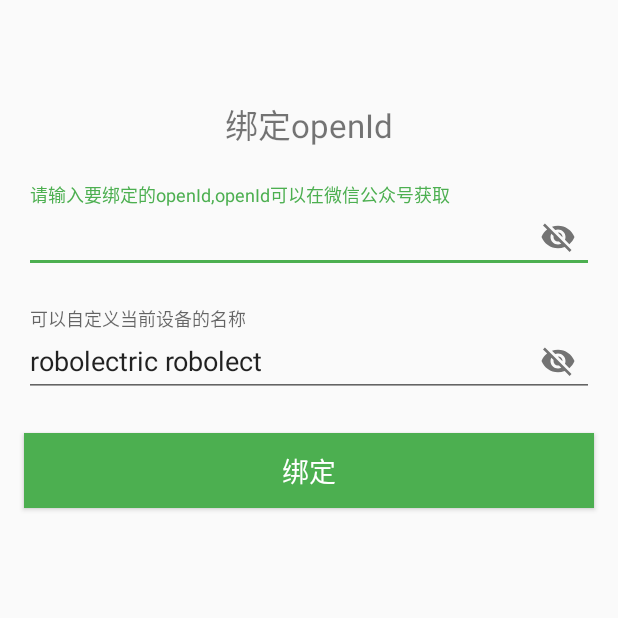
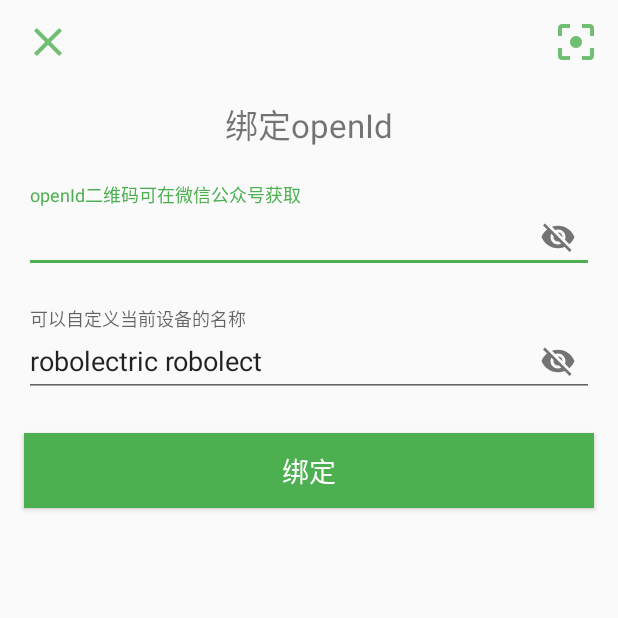
Before and after one commit to zvlwwj/WechatDetector, an Android app: the screen it shows after launch (BindActivity), on a phone screen of 412 x 824 dp, the top half of it. Run offline under Robolectric (Android 15) with nearby library versions, the phone set to English and light mode, and no system bars; our stand-ins replace EventBus; libraries missing offline, so code that uses them is left out: com.google.zxing.integration, retrofit2.adapter.rxjava, rx.android.schedulers, rx.schedulers; 2 statements that could not run were skipped.

Commit message:
添加扫描二维码的功能

```diff
--- a/app/build.gradle
+++ b/app/build.gradle
@@ -78,4 +78,5 @@ dependencies {
     compile 'com.squareup.retrofit2:converter-gson:2.0.2'
     compile 'com.squareup.retrofit2:adapter-rxjava:2.0.2'
     compile 'com.jaredrummler:android-processes:1.1.1'
+    compile 'com.journeyapps:zxing-android-embedded:+'
 }
--- a/app/src/main/AndroidManifest.xml
+++ b/app/src/main/AndroidManifest.xml
@@ -31,5 +31,10 @@
             android:enabled="true"
             android:exported="true"
             android:permission="android.permission.BIND_JOB_SERVICE"/>
+        <!-- 调整二维码扫描界面为竖屏 -->
+        <activity
+            android:name="com.journeyapps.barcodescanner.CaptureActivity"
+            android:screenOrientation="portrait"
+            tools:replace="screenOrientation" />
     </application>
 </manifest>
--- a/app/src/main/java/com/zou/wechatdetector/activity/BindActivity.java
+++ b/app/src/main/java/com/zou/wechatdetector/activity/BindActivity.java
@@ -6,14 +6,18 @@ import android.content.Intent;
 import android.content.SharedPreferences;
 import android.content.pm.PackageManager;
 import android.os.Bundle;
+import android.os.IBinder;
 import android.support.annotation.Nullable;
 import android.support.design.widget.TextInputLayout;
 import android.support.v7.app.AlertDialog;
 import android.view.View;
 import android.widget.Button;
 import android.widget.EditText;
+import android.widget.ImageButton;
 import android.widget.Toast;
 
+import com.google.zxing.integration.android.IntentIntegrator;
+import com.google.zxing.integration.android.IntentResult;
 import com.zou.wechatdetector.R;
 import com.zou.wechatdetector.bean.Device;
 import com.zou.wechatdetector.bean.GsonAddDeviceBean;
@@ -46,12 +50,14 @@ public class BindActivity extends Activity{
     private Button btn_bind;
     private TextInputLayout textInputLayout_username,textInputLayout_devicename;
     private BindService bindService;
+    private ImageButton ib_scan,ib_close;
     @Override
     protected void onCreate(@Nullable Bundle savedInstanceState) {
         super.onCreate(savedInstanceState);
         setContentView(R.layout.activity_bind);
         initData();
         initView();
+        setListener();
 
         btn_bind.setOnClickListener(v -> {
             if(et_username.getText().toString().isEmpty()){
@@ -66,16 +72,17 @@ public class BindActivity extends Activity{
         });
 
         sp = getSharedPreferences("detector",0);
-        if(sp.getBoolean("fristTime",true)){
-            //第一次进入应用
-            sp.edit().putBoolean("fristTime",false).apply();
-        }else {
+        if(!sp.getBoolean("fristTime",true)){
             Intent intent = new Intent(BindActivity.this,MainActivity.class);
             startActivity(intent);
         }
     }
 
+
+
     private void initView() {
+        ib_scan = findViewById(R.id.ib_scan);
+        ib_close = findViewById(R.id.ib_close);
         et_username = findViewById(R.id.et_username);
         btn_bind = findViewById(R.id.btn_bind);
         textInputLayout_username = findViewById(R.id.textInputLayout_username);
@@ -94,6 +101,37 @@ public class BindActivity extends Activity{
                 .build();
         bindService = retrofit.create(BindService.class);
         EventBus.getDefault().register(this);
+    }
+
+    private void setListener() {
+        ib_scan.setOnClickListener(new View.OnClickListener() {
+            @Override
+            public void onClick(View v) {
+                //扫描二维码
+                IntentIntegrator intentIntegrator = new IntentIntegrator(BindActivity.this);
+                intentIntegrator.initiateScan();
+            }
+        });
+        ib_close.setOnClickListener(new View.OnClickListener() {
+            @Override
+            public void onClick(View v) {
+                finish();
+                System.exit(0);
+            }
+        });
+    }
+
+    @Override
+    protected void onActivityResult(int requestCode, int resultCode, Intent data) {
+        // 获取解析结果
+        IntentResult result = IntentIntegrator.parseActivityResult(requestCode, resultCode, data);
+        if (result != null) {
+            if (result.getContents() != null) {
+                et_username.setText(result.getContents());
+            }
+        } else {
+            super.onActivityResult(requestCode, resultCode, data);
+        }
     }
 
     @Subscribe
@@ -126,6 +164,8 @@ public class BindActivity extends Activity{
                                 Toast.makeText(BindActivity.this,"绑定成功",Toast.LENGTH_SHORT).show();
                                 sp.edit().putString("user_name",gsonBindUserBean.getUser_name()).apply();
                                 sp.edit().putInt("deviceId",gsonBindUserBean.getDeviceId()).apply();
+                                //第一次进入应用
+                                sp.edit().putBoolean("fristTime",false).apply();
                                 Intent intent = new Intent(BindActivity.this,MainActivity.class);
                                 startActivity(intent);
                                 break;
@@ -190,6 +230,8 @@ public class BindActivity extends Activity{
                                 Toast.makeText(BindActivity.this,"设备添加成功",Toast.LENGTH_SHORT).show();
                                 sp.edit().putString("user_name",gsonAddDeviceBean.getUser_name()).apply();
                                 sp.edit().putInt("deviceId",gsonAddDeviceBean.getDeviceId()).apply();
+                                //第一次进入应用
+                                sp.edit().putBoolean("fristTime",false).apply();
                                 Intent intent = new Intent(BindActivity.this,MainActivity.class);
                                 startActivity(intent);
                                 break;
@@ -229,6 +271,8 @@ public class BindActivity extends Activity{
                 .setPositiveButton("确定", (dialog, which) -> {
                     sp.edit().putString("user_name",et_username.getText().toString()).apply();
                     sp.edit().putInt("deviceId", selectedDevice[0].getDeviceId()).apply();
+                    //第一次进入应用
+                    sp.edit().putBoolean("fristTime",false).apply();
                     Intent intent = new Intent(BindActivity.this,MainActivity.class);
                     startActivity(intent);
                 })
--- a/app/src/main/java/com/zou/wechatdetector/activity/MainActivity.java
+++ b/app/src/main/java/com/zou/wechatdetector/activity/MainActivity.java
@@ -14,6 +14,7 @@ import android.content.ServiceConnection;
 import android.content.pm.PackageManager;
 import android.media.projection.MediaProjectionManager;
 import android.net.ConnectivityManager;
+import android.os.Binder;
 import android.os.Build;
 import android.os.Bundle;
 import android.os.Handler;
@@ -176,7 +177,8 @@ public class MainActivity extends Activity {
 
         @Override
         public void onServiceConnected(ComponentName name, IBinder service) {
-
+            MainService.SubBinder subBinder = (MainService.SubBinder) service;
+            subBinder.ShowTips();
         }
 
         @Override
--- a/app/src/main/res/layout/activity_bind.xml
+++ b/app/src/main/res/layout/activity_bind.xml
@@ -1,5 +1,6 @@
 <?xml version="1.0" encoding="utf-8"?>
 <LinearLayout xmlns:android="http://schemas.android.com/apk/res/android"
+    xmlns:tools="http://schemas.android.com/tools"
     android:orientation="vertical" android:layout_width="match_parent"
     android:layout_height="match_parent"
     xmlns:app="http://schemas.android.com/apk/res-auto">
@@ -8,7 +9,23 @@
         android:layout_width="match_parent"
         android:layout_height="?attr/actionBarSize"
         android:background="@null"
-        app:popupTheme="@style/ThemeOverlay.AppCompat" />
+        app:popupTheme="@style/ThemeOverlay.AppCompat"
+        >
+        <ImageButton android:layout_width="wrap_content"
+            android:layout_height="wrap_content"
+            android:src="@drawable/ic_close"
+            android:id="@+id/ib_close"
+            android:background="@null"
+            tools:ignore="RtlHardcoded" />
+        <ImageButton android:layout_width="wrap_content"
+            android:layout_height="wrap_content"
+            android:src="@drawable/ic_scan"
+            android:id="@+id/ib_scan"
+            android:background="@null"
+            android:layout_gravity="right"
+            android:layout_marginRight="12dp"
+            tools:ignore="RtlHardcoded" />
+    </android.support.v7.widget.Toolbar>
     <TextView
         android:layout_width="wrap_content"
         android:layout_height="wrap_content"
@@ -32,7 +49,7 @@
             android:id="@+id/et_username"
             android:layout_width="match_parent"
             android:layout_height="wrap_content"
-            android:hint="请输入要绑定的openId,openId可以在微信公众号获取"
+            android:hint="openId二维码可在微信公众号获取"
             android:imeOptions="actionDone"
             android:maxLines="1"
             android:singleLine="true" />
```
Also changed, not shown: app/src/main/java/com/zou/wechatdetector/service/JobProtectService.java (+1 -16 lines), app/src/main/java/com/zou/wechatdetector/service/MainService.java (+8 -1 lines), app/src/main/res/drawable-hdpi/ic_close.png (added), app/src/main/res/drawable-hdpi/ic_scan.png (added), app/src/main/res/drawable-mdpi/ic_close.png (added), app/src/main/res/drawable-mdpi/ic_scan.png (added), app/src/main/res/drawable-xhdpi/ic_close.png (added), app/src/main/res/drawable-xhdpi/ic_scan.png (added), app/src/main/res/drawable-xxhdpi/ic_close.png (added), app/src/main/res/drawable-xxhdpi/ic_scan.png (added).
